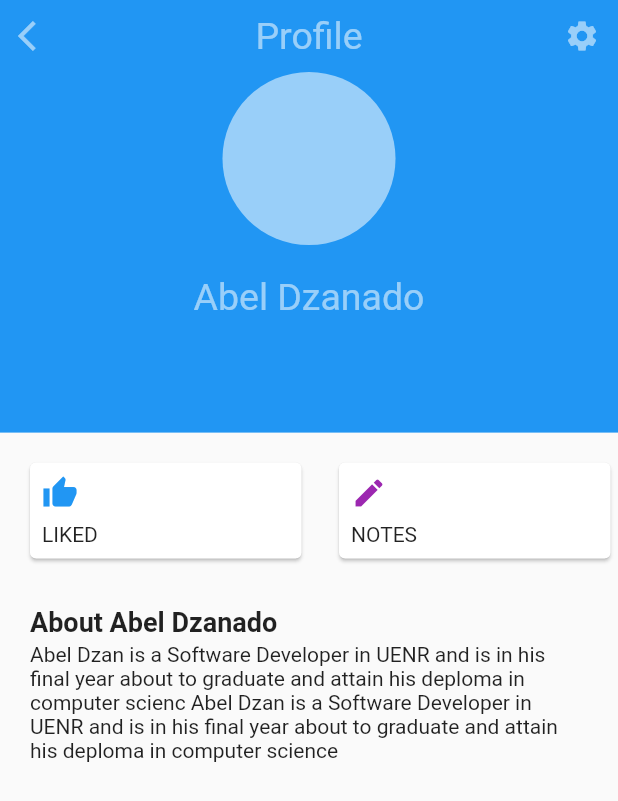
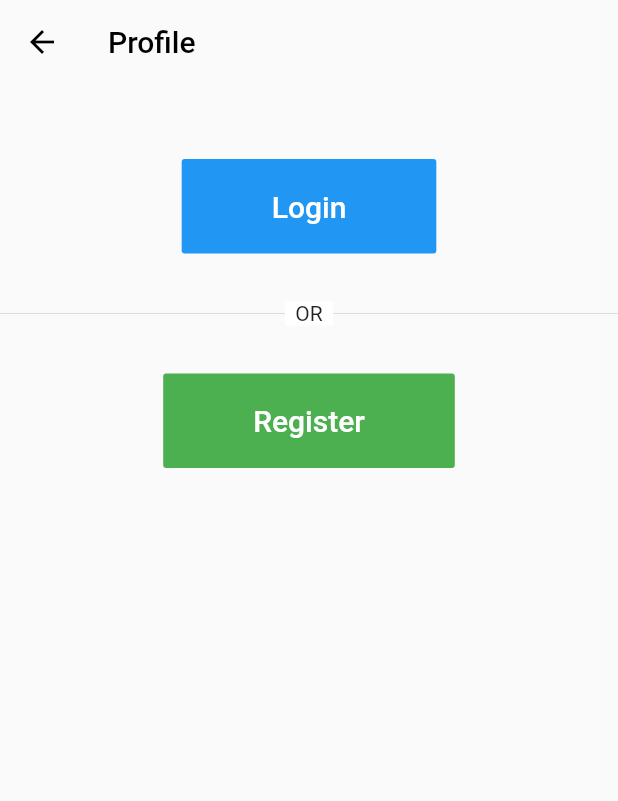
Before and after one commit to AbelBlossom/disease_search, a Flutter app: the screen it shows after launch, after a tap on the "person" icon, on a phone screen of 412 x 824 dp. Shown: the top 801 px of the screen. Run offline on Flutter 3.47's test engine with Material 2 defaults, Android fonts, the phone set to English and light mode, and no system bars; our stand-ins replace rxdart.

Commit message:
login and register screens added

```diff
--- a/lib/Screens/disease_details.dart
+++ b/lib/Screens/disease_details.dart
@@ -50,6 +50,7 @@ class _DiseaseDetailsState extends State<DiseaseDetails> {
               children: <Widget>[
                 SingleChildScrollView(
                   scrollDirection: Axis.horizontal,
+                  physics: BouncingScrollPhysics(),
                   child: Row(
                     mainAxisSize: MainAxisSize.min,
                     children: [
--- a/lib/Screens/profile_page.dart
+++ b/lib/Screens/profile_page.dart
@@ -1,14 +1,107 @@
+import 'package:disease_search/Screens/login.dart';
+import 'package:disease_search/providers/user_provider.dart';
+import 'package:flutter/cupertino.dart';
 import 'package:flutter/material.dart';
 import 'package:flutter/painting.dart';
 import 'package:flutter/widgets.dart';
+import 'package:provider/provider.dart';
 
 class ProfilePage extends StatelessWidget {
   @override
   Widget build(BuildContext context) {
     var media = MediaQuery.of(context).size;
+    var userProvider = Provider.of<UserProvider>(context);
     return SafeArea(
       child: Scaffold(
-          body: Column(
+          appBar: AppBar(
+            backgroundColor: Theme.of(context).scaffoldBackgroundColor,
+            iconTheme: IconThemeData(color: Colors.black),
+            leading: IconButton(
+              icon: Icon(Icons.arrow_back),
+              onPressed: () {
+                Navigator.of(context).pop();
+              },
+            ),
+            elevation: 0,
+            title: Text(
+              "Profile",
+              style: TextStyle(color: Colors.black),
+            ),
+          ),
+          body: userProvider.isLoggedIn ? ProfileDetails() : NoLogin()),
+    );
+  }
+}
+
+class NoLogin extends StatefulWidget {
+  @override
+  _NoLoginState createState() => _NoLoginState();
+}
+
+class _NoLoginState extends State<NoLogin> {
+  @override
+  Widget build(BuildContext context) {
+    var theme = Theme.of(context);
+    return ListView(
+      physics: BouncingScrollPhysics(),
+      children: <Widget>[
+        Container(
+          padding: EdgeInsets.only(top: 50),
+          child: Align(
+            alignment: Alignment.center,
+            child: FlatButton(
+              color: theme.primaryColor,
+              textColor: Colors.white,
+              padding: EdgeInsets.symmetric(vertical: 20, horizontal: 60),
+              child: Text("Login", style: TextStyle(fontSize: 20),),
+              onPressed: () {
+                Navigator.of(context).push(CupertinoPageRoute(
+                  builder: (_) => Login(),
+                ));
+              },
+            ),
+          ),
+        ),
+        SizedBox(height: 30),
+        Container(
+          height: 20,
+          child: Stack(
+            children: <Widget>[
+              Positioned.fill(child: Divider()),
+              Align(
+                alignment: Alignment.center,
+                child: Container(
+                  padding: EdgeInsets.symmetric(horizontal: 7),
+                  color: Colors.white,
+                  child: Text("OR"),
+                ),
+              ),
+            ],
+          ),
+        ),
+        SizedBox(height: 30),
+        Container(
+          child: Align(
+            alignment: Alignment.center,
+            child: FlatButton(
+              color: Colors.green,
+              textColor: Colors.white,
+              padding: EdgeInsets.symmetric(vertical: 20, horizontal: 60),
+              child: Text("Register", style: TextStyle(fontSize: 20),),
+              onPressed: () {},
+            ),
+          ),
+        ),
+      ],
+    );
+  }
+}
+
+class ProfileDetails extends StatelessWidget {
+  @override
+  Widget build(BuildContext context) {
+    var media = MediaQuery.of(context).size;
+    return Column(
       crossAxisAlignment: CrossAxisAlignment.start,
       children: <Widget>[
         Container(
@@ -121,7 +214,6 @@ class ProfilePage extends StatelessWidget {
               ],
             ))
       ],
-      )),
     );
   }
 }
--- a/lib/main.dart
+++ b/lib/main.dart
@@ -2,6 +2,7 @@ import 'package:disease_search/Screens/disease_details.dart';
 import 'package:disease_search/Screens/disease_search.dart';
 import 'package:disease_search/Screens/profile_page.dart';
 import 'package:disease_search/providers/disease_provider.dart';
+import 'package:disease_search/providers/user_provider.dart';
 import 'package:flutter/material.dart';
 import 'package:provider/provider.dart';
 
@@ -9,6 +10,9 @@ void main() {
   runApp(MultiProvider(providers: [
     ChangeNotifierProvider(
       create: (_) => DiseaseProvider(),
+    ),
+    ChangeNotifierProvider(
+      create: (_) => UserProvider(),
     )
   ], child: MyApp()));
 }
--- a/lib/providers/disease_provider.dart
+++ b/lib/providers/disease_provider.dart
@@ -46,7 +46,7 @@ class DiseaseProvider extends ChangeNotifier {
 
   search(String data) {
     var _searched =
-        _diseases.where((disease) => disease.name.contains(data)).toList();
+        _diseases.where((disease) => disease.name.toLowerCase().contains(data.toLowerCase())).toList();
     diseases.add(_searched
         .getRange(0, _searched.length >= 15 ? 15 : _searched.length)
         .toList());
--- /dev/null
+++ b/lib/providers/user_provider.dart
@@ -0,0 +1,5 @@
+import 'package:flutter/widgets.dart';
+
+class UserProvider extends ChangeNotifier{
+    bool isLoggedIn = false;
+}
```
Also changed, not shown: lib/Screens/find_doctor.dart (deleted, +0 -59 lines), lib/Screens/login.dart (+42 -61 lines), lib/Screens/register.dart (+21 -41 lines). Lines whose indentation alone changed are shown as unchanged.
